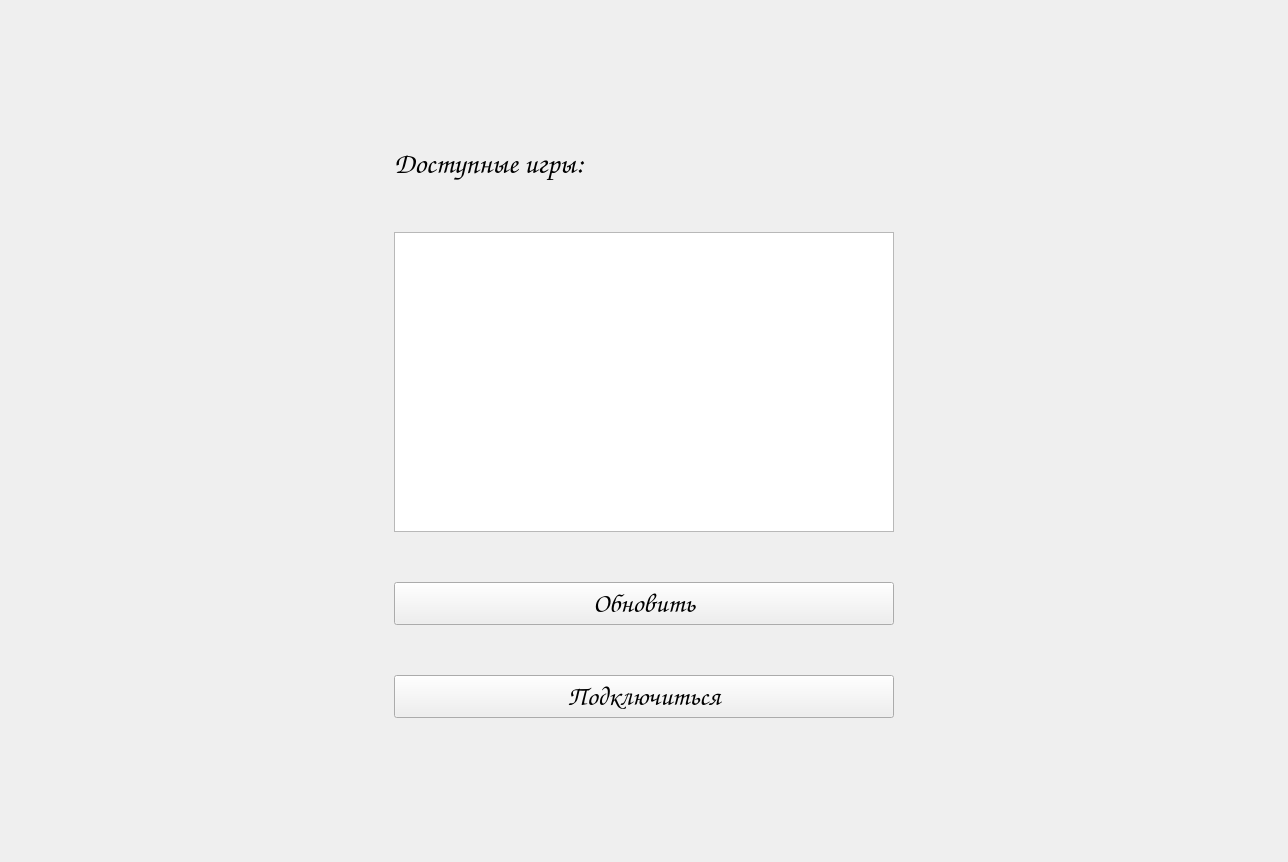
Old version of the form mainwindow.ui in the repository plum591/practica2.
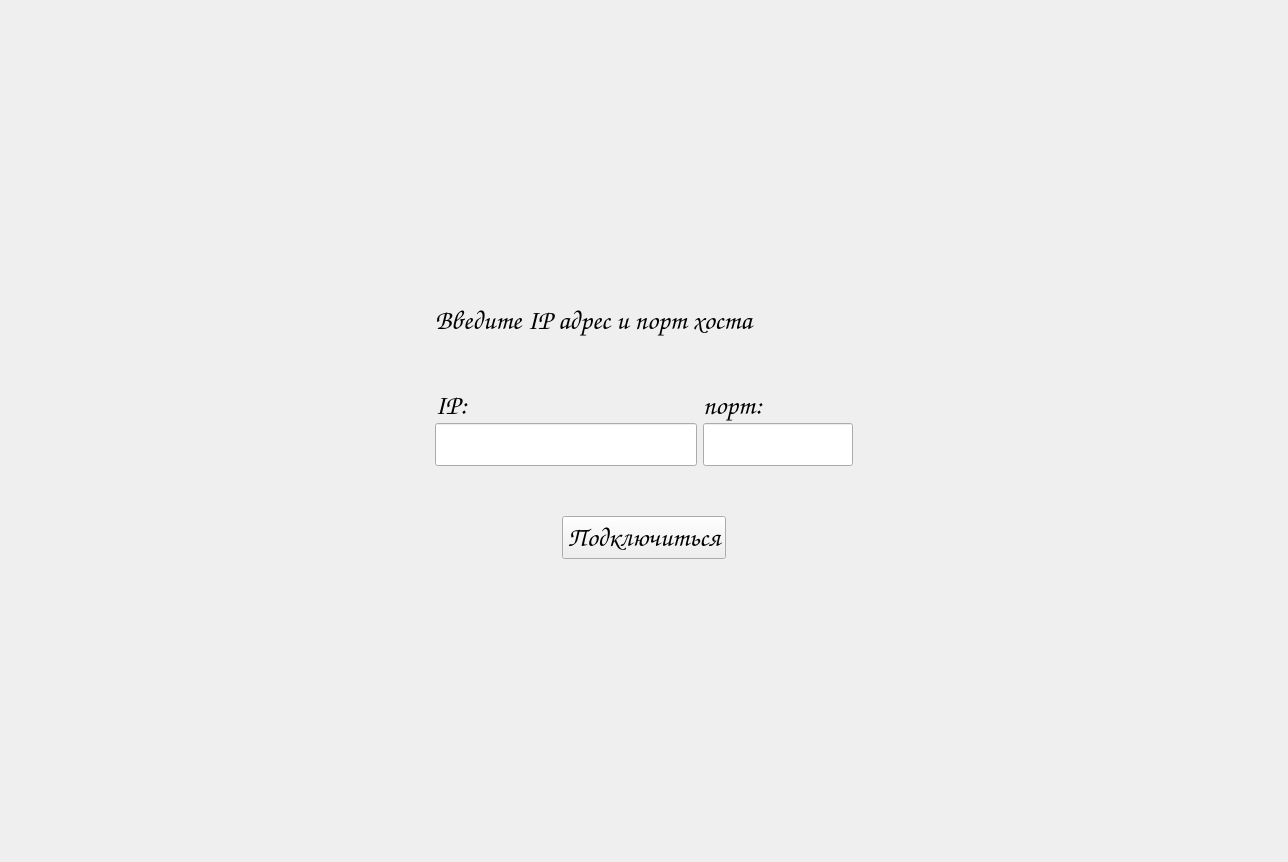
New version of the form. The open tabs and pages were chosen to show the change. Custom widgets are drawn as their Qt base class.

```diff
--- a/mainwindow.ui
+++ b/mainwindow.ui
@@ -325,10 +325,10 @@
       </widget>
       <widget class="QWidget" name="page_join">
        <layout class="QGridLayout" name="gridLayout_4">
-        <item row="0" column="1">
-         <layout class="QVBoxLayout" name="verticalLayout_15">
+        <item row="0" column="0">
+         <layout class="QVBoxLayout" name="verticalLayout_13">
           <item>
-           <spacer name="verticalSpacer_5">
+           <spacer name="verticalSpacer_6">
             <property name="orientation">
              <enum>Qt::Orientation::Vertical</enum>
             </property>
@@ -341,7 +341,7 @@
            </spacer>
           </item>
           <item>
-           <layout class="QHBoxLayout" name="horizontalLayout_4">
+           <layout class="QHBoxLayout" name="horizontalLayout_13">
             <item>
              <spacer name="horizontalSpacer_6">
               <property name="orientation">
@@ -356,73 +356,91 @@
              </spacer>
             </item>
             <item>
-             <layout class="QVBoxLayout" name="verticalLayout_14">
+             <layout class="QVBoxLayout" name="verticalLayout_12">
               <property name="spacing">
                <number>50</number>
               </property>
               <item>
-               <layout class="QVBoxLayout" name="verticalLayout_13">
-                <item>
-                 <widget class="QLabel" name="label_7">
-                  <property name="font">
-                   <font>
-                    <family>Comic Sans MS</family>
-                    <pointsize>22</pointsize>
-                   </font>
-                  </property>
-                  <property name="text">
-                   <string>Доступные игры:</string>
-                  </property>
-                 </widget>
-                </item>
-                <item>
-                 <widget class="QListWidget" name="listWidget">
-                  <property name="sizePolicy">
-                   <sizepolicy hsizetype="Minimum" vsizetype="Expanding">
-                    <horstretch>0</horstretch>
-                    <verstretch>0</verstretch>
-                   </sizepolicy>
-                  </property>
-                  <property name="minimumSize">
-                   <size>
-                    <width>500</width>
-                    <height>300</height>
-                   </size>
-                  </property>
-                  <property name="baseSize">
-                   <size>
-                    <width>0</width>
-                    <height>0</height>
-                   </size>
-                  </property>
-                  <property name="font">
-                   <font>
-                    <family>Comic Sans MS</family>
-                    <pointsize>18</pointsize>
-                   </font>
-                  </property>
-                 </widget>
-                </item>
-               </layout>
+               <widget class="QLabel" name="label_9">
+                <property name="text">
+                 <string>Введите IP адрес и порт хоста</string>
+                </property>
+               </widget>
               </item>
               <item>
-               <layout class="QVBoxLayout" name="verticalLayout_12">
+               <layout class="QHBoxLayout" name="horizontalLayout_4">
+                <property name="spacing">
+                 <number>6</number>
+                </property>
                 <item>
-                 <widget class="QPushButton" name="pushButton_3">
-                  <property name="text">
-                   <string>Обновить</string>
+                 <layout class="QVBoxLayout" name="verticalLayout_9">
+                  <property name="spacing">
+                   <number>0</number>
                   </property>
-                 </widget>
+                  <item>
+                   <widget class="QLabel" name="label_7">
+                    <property name="text">
+                     <string>IP:</string>
+                    </property>
+                   </widget>
+                  </item>
+                  <item>
+                   <widget class="QLineEdit" name="editIp"/>
+                  </item>
+                 </layout>
                 </item>
                 <item>
-                 <widget class="QPushButton" name="pushButton_2">
-                  <property name="text">
-                   <string>Подключиться</string>
+                 <layout class="QVBoxLayout" name="verticalLayout_11">
+                  <property name="spacing">
+                   <number>0</number>
                   </property>
-                 </widget>
+                  <item>
+                   <widget class="QLabel" name="label_8">
+                    <property name="text">
+                     <string>порт:</string>
+                    </property>
+                   </widget>
+                  </item>
+                  <item>
+                   <widget class="QLineEdit" name="editPort">
+                    <property name="maximumSize">
+                     <size>
+                      <width>150</width>
+                      <height>16777215</height>
+                     </size>
+                    </property>
+                   </widget>
+                  </item>
+                 </layout>
                 </item>
                </layout>
               </item>
+              <item alignment="Qt::AlignmentFlag::AlignHCenter">
+               <widget class="QPushButton" name="pushButton_2">
+                <property name="maximumSize">
+                 <size>
+                  <width>300</width>
+                  <height>16777215</height>
+                 </size>
+                </property>
+                <property name="font">
+                 <font>
+                  <family>Comic Sans MS</family>
+                  <pointsize>20</pointsize>
+                  <italic>false</italic>
+                  <bold>false</bold>
+                  <underline>false</underline>
+                  <strikeout>false</strikeout>
+                 </font>
+                </property>
+                <property name="layoutDirection">
+                 <enum>Qt::LayoutDirection::LeftToRight</enum>
+                </property>
+                <property name="text">
+                 <string>Подключиться</string>
+                </property>
+               </widget>
+              </item>
              </layout>
             </item>
             <item>
@@ -441,7 +459,7 @@
            </layout>
           </item>
           <item>
-           <spacer name="verticalSpacer_6">
+           <spacer name="verticalSpacer_5">
             <property name="orientation">
              <enum>Qt::Orientation::Vertical</enum>
             </property>
```
Left out of the diff: 2 changed lines with no effect on the pictures.
